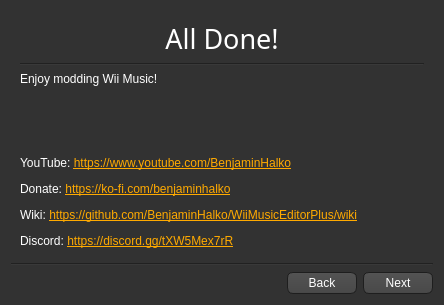
Qt form FirstSetup.ui (BenjaminHalko/WiiMusicEditorPlus) before a commit.
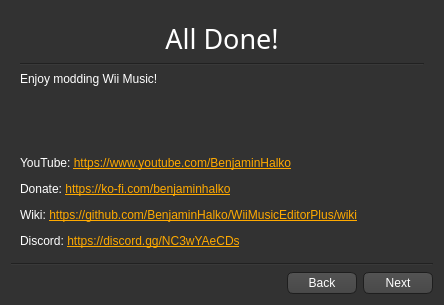
The same form after that commit. The open tabs and pages were chosen to show the change. Icons and pictures are not drawn.

The edit to the form file:
```diff
--- a/FirstSetup.ui
+++ b/FirstSetup.ui
@@ -939,7 +939,7 @@
        <item>
         <widget class="QLabel" name="EndLinks">
          <property name="text">
-          <string>&lt;html&gt;&lt;head/&gt;&lt;body&gt;&lt;p&gt;YouTube: &lt;a href=&quot;https://www.youtube.com/BenjaminHalko&quot;&gt;&lt;span style=&quot; text-decoration: underline; color:#ffaa00;&quot;&gt;https://www.youtube.com/BenjaminHalko&lt;/span&gt;&lt;/a&gt;&lt;/p&gt;&lt;p&gt;Donate: &lt;a href=&quot;https://ko-fi.com/benjaminhalko&quot;&gt;&lt;span style=&quot; text-decoration: underline; color:#ffaa00;&quot;&gt;https://ko-fi.com/benjaminhalko&lt;/span&gt;&lt;/a&gt;&lt;/p&gt;&lt;p&gt;Wiki: &lt;a href=&quot;https://github.com/BenjaminHalko/WiiMusicEditorPlus/wiki&quot;&gt;&lt;span style=&quot; text-decoration: underline; color:#ffaa00;&quot;&gt;https://github.com/BenjaminHalko/WiiMusicEditorPlus/wiki&lt;/span&gt;&lt;/a&gt;&lt;/p&gt;&lt;p&gt;Discord: &lt;a href=&quot;https://discord.gg/tXW5Mex7rR&quot;&gt;&lt;span style=&quot; text-decoration: underline; color:#ffaa00;&quot;&gt;https://discord.gg/tXW5Mex7rR&lt;/span&gt;&lt;/a&gt;&lt;/p&gt;&lt;/body&gt;&lt;/html&gt;</string>
+          <string>&lt;html&gt;&lt;head/&gt;&lt;body&gt;&lt;p&gt;YouTube: &lt;a href=&quot;https://www.youtube.com/BenjaminHalko&quot;&gt;&lt;span style=&quot; text-decoration: underline; color:#ffaa00;&quot;&gt;https://www.youtube.com/BenjaminHalko&lt;/span&gt;&lt;/a&gt;&lt;/p&gt;&lt;p&gt;Donate: &lt;a href=&quot;https://ko-fi.com/benjaminhalko&quot;&gt;&lt;span style=&quot; text-decoration: underline; color:#ffaa00;&quot;&gt;https://ko-fi.com/benjaminhalko&lt;/span&gt;&lt;/a&gt;&lt;/p&gt;&lt;p&gt;Wiki: &lt;a href=&quot;https://github.com/BenjaminHalko/WiiMusicEditorPlus/wiki&quot;&gt;&lt;span style=&quot; text-decoration: underline; color:#ffaa00;&quot;&gt;https://github.com/BenjaminHalko/WiiMusicEditorPlus/wiki&lt;/span&gt;&lt;/a&gt;&lt;/p&gt;&lt;p&gt;Discord: &lt;a href=&quot;https://discord.gg/NC3wYAeCDs&quot;&gt;&lt;span style=&quot; text-decoration: underline; color:#ffaa00;&quot;&gt;https://discord.gg/NC3wYAeCDs&lt;/span&gt;&lt;/a&gt;&lt;/p&gt;&lt;/body&gt;&lt;/html&gt;</string>
          </property>
          <property name="openExternalLinks">
           <bool>true</bool>
```
